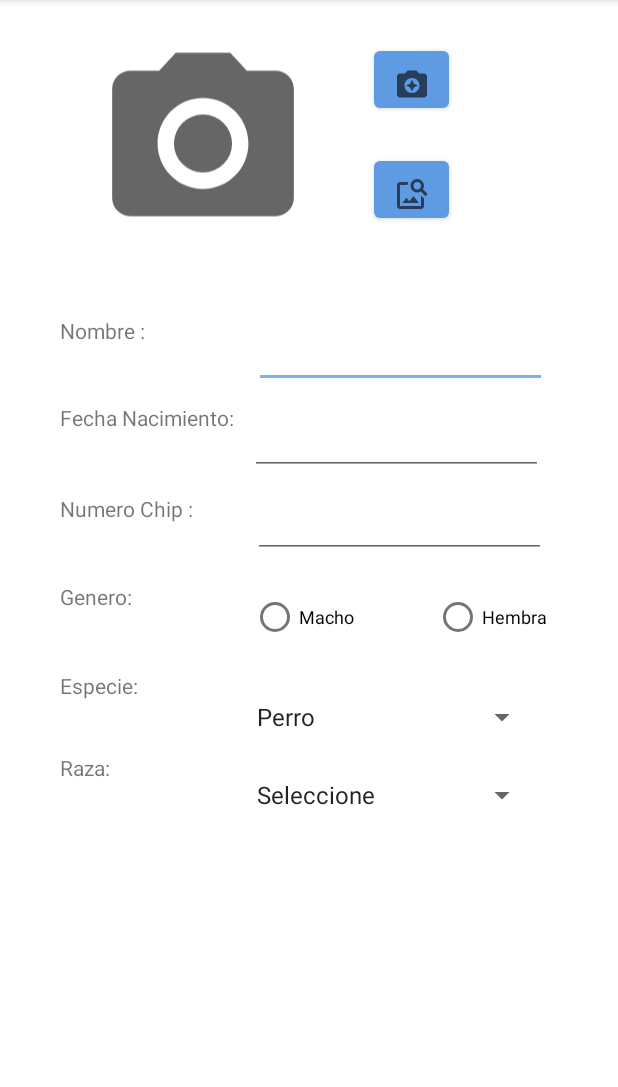
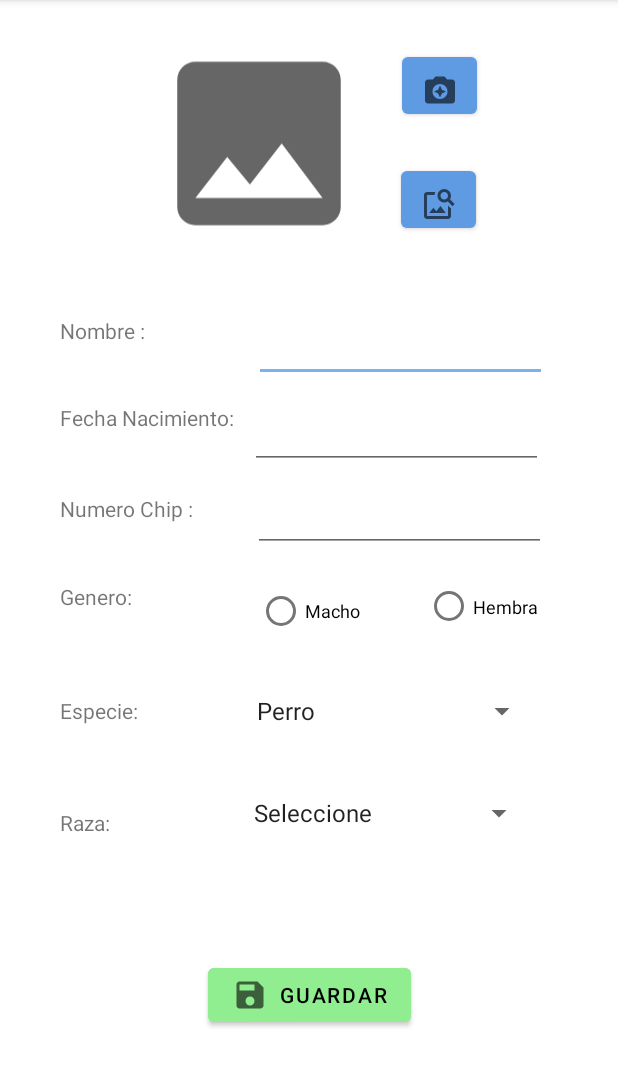
Before and after one commit to dmhernanandez/mascotitassaludables, an Android app: the CreacionPerfiles screen opened directly, with no data from a screen before it, on a phone screen of 412 x 824 dp, the part 84-1171 px from its top. Run offline under Robolectric (Android 15) with nearby library versions, the phone set to English and light mode, and no system bars; Roboto replaces fonts that are not available here.

Commit message:
Avance Sara 25/03 Agrege boton guardar a la de creacion de perfiles, Agrege dependencias para el glide y para hacer un circulo a la imagen, cree el carnet /credencial para la mascota con su boton flotante de nuevo

```diff
--- a/app/src/main/AndroidManifest.xml
+++ b/app/src/main/AndroidManifest.xml
@@ -9,8 +9,9 @@
         android:roundIcon="@mipmap/ic_launcher_round"
         android:supportsRtl="true"
         android:theme="@style/Theme.MascotitasSaludables">
-        <activity android:name=".CreacionPerfiles"></activity>
-        <activity android:name=".director"></activity>
+        <activity android:name=".perfiles"></activity>
+        <activity android:name=".CreacionPerfiles" />
+        <activity android:name=".director" />
         <activity android:name=".MainActivity">
             <intent-filter>
                 <action android:name="android.intent.action.MAIN" />
@@ -18,7 +19,6 @@
                 <category android:name="android.intent.category.LAUNCHER" />
             </intent-filter>
         </activity>
-
     </application>
 
 </manifest>
--- /dev/null
+++ b/app/src/main/res/drawable/ic_guardar.xml
@@ -0,0 +1,10 @@
+<vector xmlns:android="http://schemas.android.com/apk/res/android"
+    android:width="24dp"
+    android:height="24dp"
+    android:viewportWidth="24"
+    android:viewportHeight="24"
+    android:tint="?attr/colorControlNormal">
+  <path
+      android:fillColor="@android:color/white"
+      android:pathData="M17,3L5,3c-1.11,0 -2,0.9 -2,2v14c0,1.1 0.89,2 2,2h14c1.1,0 2,-0.9 2,-2L21,7l-4,-4zM12,19c-1.66,0 -3,-1.34 -3,-3s1.34,-3 3,-3 3,1.34 3,3 -1.34,3 -3,3zM15,9L5,9L5,5h10v4z"/>
+</vector>
--- /dev/null
+++ b/app/src/main/res/drawable/ic_imagen.xml
@@ -0,0 +1,10 @@
+<vector xmlns:android="http://schemas.android.com/apk/res/android"
+    android:width="24dp"
+    android:height="24dp"
+    android:viewportWidth="24"
+    android:viewportHeight="24"
+    android:tint="?attr/colorControlNormal">
+  <path
+      android:fillColor="@android:color/white"
+      android:pathData="M21,19V5c0,-1.1 -0.9,-2 -2,-2H5c-1.1,0 -2,0.9 -2,2v14c0,1.1 0.9,2 2,2h14c1.1,0 2,-0.9 2,-2zM8.5,13.5l2.5,3.01L14.5,12l4.5,6H5l3.5,-4.5z"/>
+</vector>
--- a/app/src/main/res/layout/activity_creacion_perfiles.xml
+++ b/app/src/main/res/layout/activity_creacion_perfiles.xml
@@ -1,6 +1,5 @@
 <?xml version="1.0" encoding="utf-8"?>
-<androidx.core.widget.NestedScrollView
-    xmlns:android="http://schemas.android.com/apk/res/android"
+<androidx.core.widget.NestedScrollView xmlns:android="http://schemas.android.com/apk/res/android"
     xmlns:app="http://schemas.android.com/apk/res-auto"
     xmlns:tools="http://schemas.android.com/tools"
     android:layout_width="match_parent"
@@ -8,6 +7,7 @@
     android:fillViewport="true"
     tools:layout_editor_absoluteX="207dp"
     tools:layout_editor_absoluteY="671dp">
+
     <androidx.constraintlayout.widget.ConstraintLayout
         android:layout_width="match_parent"
         android:layout_height="match_parent"
@@ -18,10 +18,10 @@
             android:id="@+id/imageView2"
             android:layout_width="145dp"
             android:layout_height="158dp"
-        android:src="@drawable/ic_camera"
+            android:src="@drawable/ic_imagen"
             app:layout_constraintBottom_toBottomOf="parent"
             app:layout_constraintEnd_toEndOf="parent"
-        app:layout_constraintHorizontal_bias="0.236"
+            app:layout_constraintHorizontal_bias="0.375"
             app:layout_constraintStart_toStartOf="parent"
             app:layout_constraintTop_toTopOf="parent"
             app:layout_constraintVertical_bias="0.027"
@@ -31,11 +31,11 @@
             android:id="@+id/btnTomarFotos"
             android:layout_width="50dp"
             android:layout_height="50dp"
-        android:layout_marginTop="28dp"
+            android:layout_marginTop="32dp"
             android:layout_marginEnd="76dp"
             android:drawableBottom="@drawable/ic_tomar"
             app:layout_constraintEnd_toEndOf="parent"
-        app:layout_constraintHorizontal_bias="0.532"
+            app:layout_constraintHorizontal_bias="0.55"
             app:layout_constraintStart_toEndOf="@+id/imageView2"
             app:layout_constraintTop_toTopOf="parent" />
 
@@ -46,10 +46,10 @@
             android:drawableBottom="@drawable/ic_buscar_imagen"
             app:layout_constraintBottom_toBottomOf="parent"
             app:layout_constraintEnd_toEndOf="parent"
-        app:layout_constraintHorizontal_bias="0.267"
+            app:layout_constraintHorizontal_bias="0.189"
             app:layout_constraintStart_toEndOf="@+id/imageView2"
             app:layout_constraintTop_toBottomOf="@+id/btnTomarFotos"
-        app:layout_constraintVertical_bias="0.036" />
+            app:layout_constraintVertical_bias="0.041" />
 
         <TextView
             android:id="@+id/txvNombreCP"
@@ -62,21 +62,20 @@
             app:layout_constraintStart_toStartOf="parent"
             app:layout_constraintTop_toBottomOf="@+id/imageView2" />
 
+
         <EditText
             android:id="@+id/EdtNombreCP"
             android:layout_width="195dp"
             android:layout_height="47dp"
             android:ems="1"
             android:hint=""
-        android:layout_marginTop="1dp"
             android:inputType="textPersonName"
             app:layout_constraintBottom_toBottomOf="parent"
             app:layout_constraintEnd_toEndOf="parent"
             app:layout_constraintHorizontal_bias="0.515"
             app:layout_constraintStart_toEndOf="@+id/txvNombreCP"
-        app:layout_constraintTop_toTopOf="parent"
-        app:layout_constraintVertical_bias="0.292" />
-
+            app:layout_constraintTop_toBottomOf="@+id/imageView2"
+            app:layout_constraintVertical_bias="0.06" />
 
         <TextView
             android:id="@+id/txvFechaNacimientoCP"
@@ -93,10 +92,10 @@
             android:id="@+id/edtFechaNacimiento"
             android:layout_width="195dp"
             android:layout_height="41dp"
+            android:layout_marginTop="5dp"
             android:ems="1"
             android:hint=""
             android:inputType="textPersonName"
-        android:layout_marginTop="5dp"
             app:layout_constraintBottom_toBottomOf="parent"
             app:layout_constraintEnd_toEndOf="parent"
             app:layout_constraintHorizontal_bias="0.175"
@@ -151,14 +150,14 @@
 
         <RadioButton
             android:id="@+id/rbHembra"
-        android:layout_width="wrap_content"
-        android:layout_height="wrap_content"
+            android:layout_width="75dp"
+            android:layout_height="42dp"
             android:layout_marginTop="15dp"
             android:text="Hembra"
             android:textSize="12sp"
             app:layout_constraintBottom_toBottomOf="parent"
             app:layout_constraintEnd_toEndOf="parent"
-        app:layout_constraintHorizontal_bias="0.86"
+            app:layout_constraintHorizontal_bias="0.842"
             app:layout_constraintStart_toStartOf="parent"
             app:layout_constraintTop_toBottomOf="@+id/edtNumeroChipCP"
             app:layout_constraintVertical_bias="0.0" />
@@ -173,7 +172,7 @@
             android:textSize="12sp"
             app:layout_constraintBottom_toBottomOf="parent"
             app:layout_constraintEnd_toStartOf="@+id/rbHembra"
-        app:layout_constraintHorizontal_bias="0.759"
+            app:layout_constraintHorizontal_bias="0.845"
             app:layout_constraintStart_toEndOf="@+id/txvGenero"
             app:layout_constraintTop_toBottomOf="@+id/edtNumeroChipCP"
             app:layout_constraintVertical_bias="0.0" />
@@ -182,28 +181,40 @@
             android:id="@+id/txvEspecie"
             android:layout_width="wrap_content"
             android:layout_height="wrap_content"
-        android:layout_marginTop="40dp"
+            android:layout_marginTop="36dp"
             android:text="Especie:"
             app:layout_constraintBottom_toBottomOf="parent"
             app:layout_constraintEnd_toEndOf="parent"
             app:layout_constraintHorizontal_bias="0.111"
             app:layout_constraintStart_toStartOf="parent"
             app:layout_constraintTop_toBottomOf="@+id/txvGenero"
-        app:layout_constraintVertical_bias="0.0" />
+            app:layout_constraintVertical_bias="0.067" />
 
         <Spinner
             android:id="@+id/spiEspecie"
             android:layout_width="195dp"
             android:layout_height="33dp"
+            android:entries="@array/especie_items"
+            android:prompt="@string/especie_promts"
+            android:spinnerMode="dialog"
             app:layout_constraintBottom_toBottomOf="parent"
             app:layout_constraintEnd_toEndOf="parent"
             app:layout_constraintHorizontal_bias="0.572"
             app:layout_constraintStart_toEndOf="@+id/txvEspecie"
             app:layout_constraintTop_toBottomOf="@+id/rbMacho"
-        app:layout_constraintVertical_bias="0.086"
-        android:entries="@array/especie_items"
-        android:spinnerMode="dialog"
-        android:prompt="@string/especie_promts"/>
+            app:layout_constraintVertical_bias="0.086" />
+
+        <Spinner
+            android:id="@+id/spiRaza"
+            android:layout_width="195dp"
+            android:layout_height="33dp"
+            android:entries="@array/raza_items"
+            app:layout_constraintBottom_toBottomOf="parent"
+            app:layout_constraintEnd_toEndOf="parent"
+            app:layout_constraintHorizontal_bias="0.613"
+            app:layout_constraintStart_toEndOf="@+id/txvRaza"
+            app:layout_constraintTop_toBottomOf="@+id/spiEspecie"
+            app:layout_constraintVertical_bias="0.143" />
 
         <TextView
             android:id="@+id/txvRaza"
@@ -215,20 +226,19 @@
             app:layout_constraintHorizontal_bias="0.106"
             app:layout_constraintStart_toStartOf="parent"
             app:layout_constraintTop_toBottomOf="@+id/txvEspecie"
-        app:layout_constraintVertical_bias="0.125" />
+            app:layout_constraintVertical_bias="0.209" />
 
-    <Spinner
-        android:id="@+id/spiRaza"
-        android:layout_width="195dp"
-        android:layout_height="33dp"
-        android:entries="@array/raza_items"
+        <Button
+            android:id="@+id/btnGuardarCP"
+            android:layout_width="wrap_content"
+            android:layout_height="wrap_content"
+            android:backgroundTint="@color/verde"
+            android:drawableLeft="@drawable/ic_guardar"
+            android:text="Guardar"
             app:layout_constraintBottom_toBottomOf="parent"
             app:layout_constraintEnd_toEndOf="parent"
-        app:layout_constraintHorizontal_bias="0.626"
-        app:layout_constraintStart_toEndOf="@+id/txvRaza"
-        app:layout_constraintTop_toBottomOf="@+id/spiEspecie"
-        app:layout_constraintVertical_bias="0.077" />
-
+            app:layout_constraintStart_toStartOf="parent"
+            app:layout_constraintTop_toBottomOf="@+id/spiRaza" />
 
 
     </androidx.constraintlayout.widget.ConstraintLayout>
--- a/app/src/main/res/layout/activity_director.xml
+++ b/app/src/main/res/layout/activity_director.xml
@@ -1,6 +1,5 @@
 <?xml version="1.0" encoding="utf-8"?>
-<androidx.core.widget.NestedScrollView
-    xmlns:android="http://schemas.android.com/apk/res/android"
+<androidx.core.widget.NestedScrollView xmlns:android="http://schemas.android.com/apk/res/android"
     xmlns:app="http://schemas.android.com/apk/res-auto"
     xmlns:tools="http://schemas.android.com/tools"
     android:layout_width="match_parent"
--- a/app/src/main/res/values/colors.xml
+++ b/app/src/main/res/values/colors.xml
@@ -9,6 +9,7 @@
     <color name="naranja">#ea9c41</color>
     <color name="rojo">#c93019</color>
     <color name="piel">#ffffb9</color>
+    <color name="verde">#90ee90</color>
     <color name="fondo">#edfffe</color>
     <color name="black">#FF000000</color>
     <color name="white">#FFFFFFFF</color>
--- a/app/src/main/res/values/strings.xml
+++ b/app/src/main/res/values/strings.xml
@@ -1,12 +1,12 @@
 <resources>
     <string name="app_name">Mascotitas Saludables</string>
 
-<!--    crear arreglo para llenar el spiner-->
+    <!--    crear arreglo para llenar el spiner-->
     <string-array name="especie_items">
         <item>Perro</item>
         <item>Gato</item>
     </string-array>
-<!--    crear etiqueta para el spinner-->
+    <!--    crear etiqueta para el spinner-->
     <string name="especie_promts">Seleccione</string>
 
     <string-array name="raza_items">
--- a/build.gradle
+++ b/build.gradle
@@ -5,7 +5,7 @@ buildscript {
         jcenter()
     }
     dependencies {
-        classpath "com.android.tools.build:gradle:4.1.1"
+        classpath 'com.android.tools.build:gradle:4.1.2'
 
         // NOTE: Do not place your application dependencies here; they belong
         // in the individual module build.gradle files
```
Also changed, not shown: app/build.gradle (+12 -0 lines), app/src/main/java/hn/healthypets/proyecto/MainActivity.java (+10 -3 lines), app/src/main/java/hn/healthypets/proyecto/perfiles.java (added, +26 -0 lines), app/src/main/res/drawable/ic_editar.xml (added, +10 -0 lines), app/src/main/res/layout/activity_main.xml (+17 -3 lines), app/src/main/res/layout/activity_perfiles.xml (added, +120 -0 lines), app/src/main/res/drawable/golden.jpg (added), app/src/main/res/drawable/golden2.jpg (added), app/src/main/res/drawable/golden3.jpg (added). Lines whose indentation alone changed are shown as unchanged.
